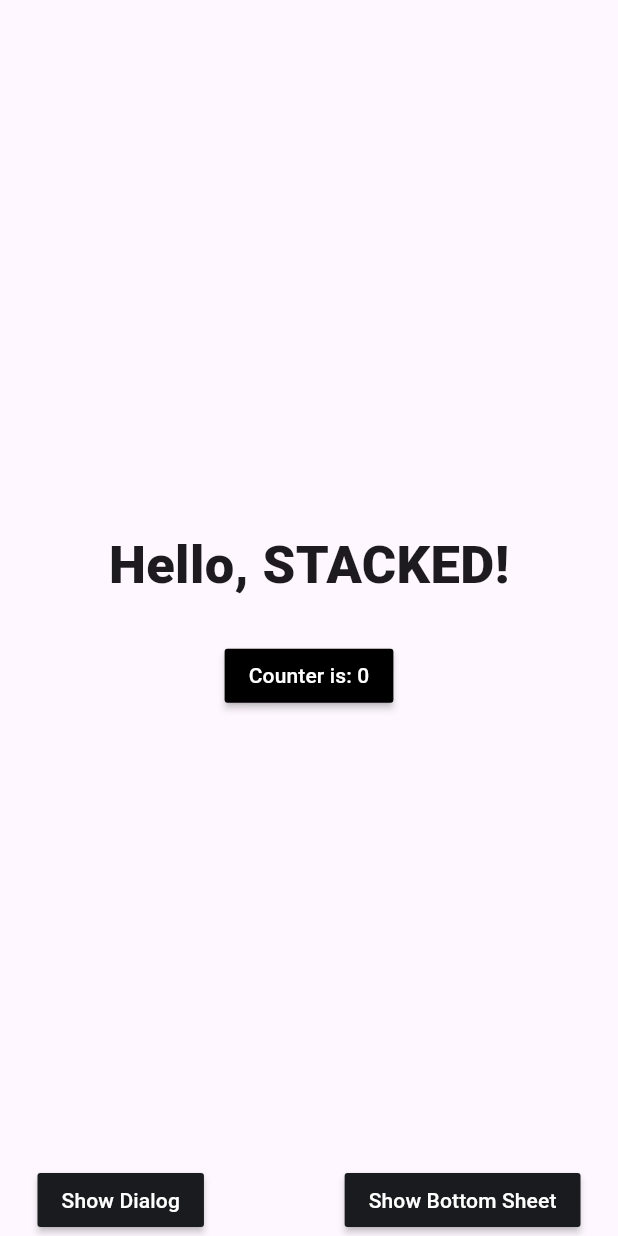
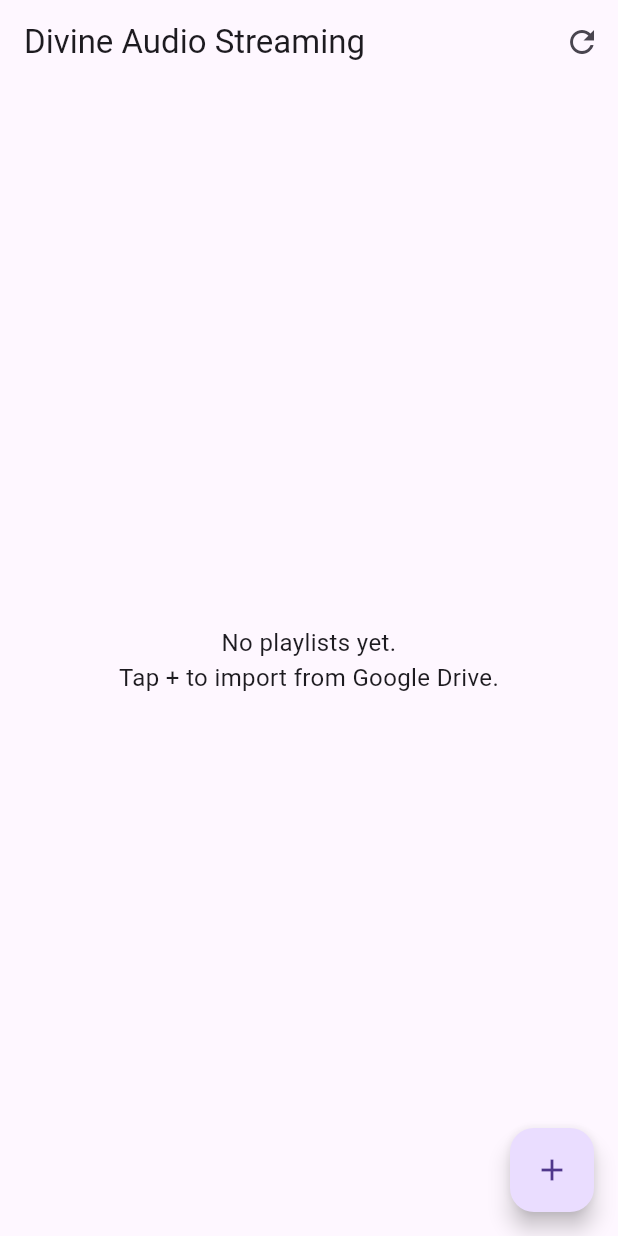
Before and after one commit to YemaneZewdu/divine-stream, a Flutter app: the screen it shows after launch, on a phone screen of 412 x 824 dp. Run offline on Flutter 3.47's test engine with Material 3 defaults, Android fonts, the light colour scheme and no system bars; our stand-ins replace stacked, stacked_services, stacked_shared.

Commit message:
feat: refactored the app and added import playlist dialogue

```diff
--- a/lib/ui/views/home/home_view.dart
+++ b/lib/ui/views/home/home_view.dart
@@ -1,85 +1,49 @@
 import 'package:flutter/material.dart';
 import 'package:stacked/stacked.dart';
-import 'package:divine_stream/ui/common/app_colors.dart';
-import 'package:divine_stream/ui/common/ui_helpers.dart';
-
 import 'home_viewmodel.dart';
 
 class HomeView extends StackedView<HomeViewModel> {
-  const HomeView({Key? key}) : super(key: key);
-
   @override
-  Widget builder(
-    BuildContext context,
-    HomeViewModel viewModel,
-    Widget? child,
-  ) {
-    return Scaffold(
-      body: SafeArea(
-        child: Padding(
-          padding: const EdgeInsets.symmetric(horizontal: 25.0),
-          child: Center(
-            child: Column(
-              mainAxisSize: MainAxisSize.max,
-              mainAxisAlignment: MainAxisAlignment.spaceBetween,
-              children: [
-                verticalSpaceLarge,
-                Column(
-                  children: [
-                    const Text(
-                      'Hello, STACKED!',
-                      style: TextStyle(
-                        fontSize: 35,
-                        fontWeight: FontWeight.w900,
-                      ),
-                    ),
-                    verticalSpaceMedium,
-                    MaterialButton(
-                      color: Colors.black,
-                      onPressed: viewModel.incrementCounter,
-                      child: Text(
-                        viewModel.counterLabel,
-                        style: const TextStyle(color: Colors.white),
-                      ),
-                    ),
-                  ],
+  Widget builder(BuildContext context, HomeViewModel viewModel, Widget? child) {
+    return ViewModelBuilder<HomeViewModel>.reactive(
+      viewModelBuilder: () => HomeViewModel(),
+      onViewModelReady: (viewModel) => viewModel.initialize(),
+      builder: (context, viewModel, child) {
+        return Scaffold(
+            appBar: AppBar(
+              title: Text("Divine Audio Streaming"),
+              actions: [
+                IconButton(
+                    icon: Icon(Icons.refresh),
+                    onPressed: () => viewModel.refreshAllPlaylists()
                 ),
-                Row(
-                  mainAxisAlignment: MainAxisAlignment.spaceBetween,
-                  children: [
-                    MaterialButton(
-                      color: kcDarkGreyColor,
-                      onPressed: viewModel.showDialog,
-                      child: const Text(
-                        'Show Dialog',
-                        style: TextStyle(
-                          color: Colors.white,
-                        ),
-                      ),
-                    ),
-                    MaterialButton(
-                      color: kcDarkGreyColor,
-                      onPressed: viewModel.showBottomSheet,
-                      child: const Text(
-                        'Show Bottom Sheet',
-                        style: TextStyle(
-                          color: Colors.white,
-                        ),
-                      ),
-                    ),
-                  ],
-                )
               ],
             ),
-          ),
-        ),
-      ),
+            body:
+            const Center(
+              child: Padding(
+                padding: EdgeInsets.all(16.0),
+                child: Text(
+                  "No playlists yet.\nTap + to import from Google Drive.",
+                  textAlign: TextAlign.center,
+                  style: TextStyle(fontSize: 16),
+                ),
+              ),
+            ),
+            floatingActionButton: FloatingActionButton(
+              onPressed: viewModel.importFromGoogleDriveFolder,
+              child: Icon(Icons.add),
+            ));
+      },
     );
   }
 
   @override
-  HomeViewModel viewModelBuilder(
-    BuildContext context,
-  ) =>
-      HomeViewModel();
+  HomeViewModel viewModelBuilder(BuildContext context) => HomeViewModel();
+
+  @override
+  void onViewModelReady(HomeViewModel viewModel) {
+    viewModel.initialize();
+    super.onViewModelReady(viewModel);
+  }
 }
--- a/lib/ui/views/home/home_viewmodel.dart
+++ b/lib/ui/views/home/home_viewmodel.dart
@@ -1,36 +1,47 @@
-import 'package:divine_stream/app/app.bottomsheets.dart';
-import 'package:divine_stream/app/app.dialogs.dart';
-import 'package:divine_stream/app/app.locator.dart';
-import 'package:divine_stream/ui/common/app_strings.dart';
+import 'package:flutter/material.dart';
 import 'package:stacked/stacked.dart';
 import 'package:stacked_services/stacked_services.dart';
 
 class HomeViewModel extends BaseViewModel {
-  final _dialogService = locator<DialogService>();
-  final _bottomSheetService = locator<BottomSheetService>();
 
-  String get counterLabel => 'Counter is: $_counter';
 
-  int _counter = 0;
+  /// Initializes the home screen.
+  /// - Loads cached playlists (if any) and then refreshes them from Google Drive.
+  Future<void> initialize() async {
 
-  void incrementCounter() {
-    _counter++;
-    rebuildUi();
   }
 
-  void showDialog() {
-    _dialogService.showCustomDialog(
-      variant: DialogType.infoAlert,
-      title: 'Stacked Rocks!',
-      description: 'Give stacked $_counter stars on Github',
-    );
+
+  /// Refreshes all playlists (re-syncs from Google Drive)
+  Future<void> refreshAllPlaylists() async {
+
   }
 
-  void showBottomSheet() {
-    _bottomSheetService.showCustomSheet(
-      variant: BottomSheetType.notice,
-      title: ksHomeBottomSheetTitle,
-      description: ksHomeBottomSheetDescription,
+  /// Prompts user to paste a folder link and imports it
+  Future<void> importFromGoogleDriveFolder() async {
+    final controller = TextEditingController();
+
+    final result = await showDialog<String>(
+      context: StackedService.navigatorKey!.currentContext!,
+      builder: (context) => AlertDialog(
+        title: Text("Import Playlist"),
+        content: TextField(
+          controller: controller,
+          decoration: InputDecoration(hintText: "Paste folder link here"),
+        ),
+        actions: [
+          TextButton(
+            child: Text("Cancel"),
+            onPressed: () => Navigator.of(context).pop(),
+          ),
+          TextButton(
+            child: Text("Import"),
+            onPressed: () => Navigator.of(context).pop(controller.text),
+          ),
+        ],
+      ),
     );
+
   }
+
 }
```
